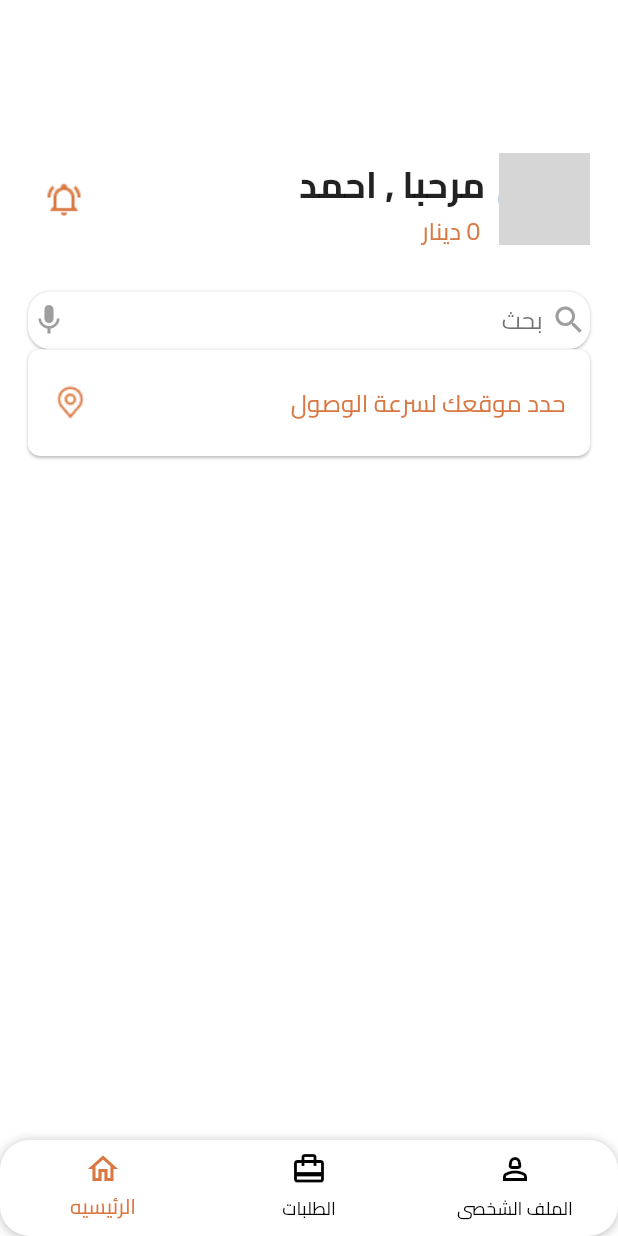
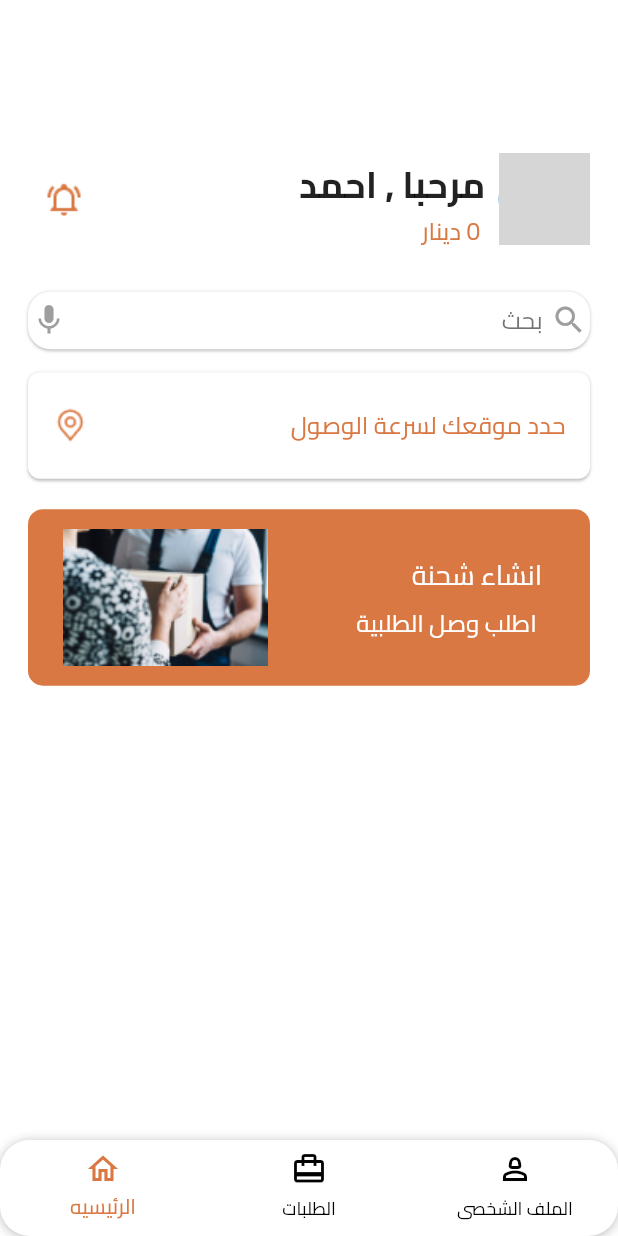
Before and after one commit to MohamedTaha-flutter/twseel_app_flutter, a Flutter app: the screen it shows after launch, on a phone screen of 412 x 824 dp. Run offline on Flutter 3.47's test engine with Material 3 defaults, Android fonts, the light colour scheme and no system bars; our stand-ins replace flutter_bloc, flutter_otp_text_field, flutter_screenutil, hexcolor; missing offline and left inert: flutter_timer_countdown; network calls fail; grey boxes are pictures that could not be loaded.

Commit message:
create order Widget in Home view

```diff
--- a/lib/Features/Home/presentation/views/home_view.dart
+++ b/lib/Features/Home/presentation/views/home_view.dart
@@ -1,6 +1,9 @@
 import 'package:flutter/material.dart';
 import 'package:flutter_screenutil/flutter_screenutil.dart';
+import 'package:twseel_app/core/style/app_color.dart';
+import '../../../../core/style/font_style.dart';
 import '../widget/location_widget.dart';
+import '../widget/order_widget.dart';
 import '../widget/personal_widget.dart';
 import '../widget/search_widget.dart';
 
@@ -12,12 +15,25 @@ class HomeView extends StatelessWidget {
     return Scaffold(
         body: Padding(
       padding: EdgeInsets.only(right: 17.w, left: 17.w, top: 80.h),
-      child:  Column(
+      child: Column(
         children: [
           const PersonalWidget(),
-          SizedBox(height: 10.h,),
+          SizedBox(
+            height: 10.h,
+          ),
           const SearchWidget(),
-          const LocationWidget()
+          SizedBox(
+            height: 15.h,
+          ),
+          const LocationWidget(),
+          SizedBox(
+            height: 20.h,
+          ),
+          const CreateOrderWidget(),
+          SizedBox(
+            height: 25.h,
+          ),
+
         ],
       ),
     ));
--- /dev/null
+++ b/lib/Features/Home/presentation/widget/order_widget.dart
@@ -0,0 +1,51 @@
+import 'package:flutter/material.dart';
+
+import '../../../../core/style/app_color.dart';
+import '../../../../core/style/font_style.dart';
+import 'package:flutter_screenutil/flutter_screenutil.dart';
+class CreateOrderWidget extends StatelessWidget {
+  const CreateOrderWidget({super.key});
+
+  @override
+  Widget build(BuildContext context) {
+    return Container(
+      width: MediaQuery.sizeOf(context).width,
+      height: MediaQuery.sizeOf(context).height / 7,
+      decoration: BoxDecoration(
+        color: MyColors.orange,
+        borderRadius: BorderRadius.circular(10),
+      ),
+      child: Row(
+        mainAxisAlignment: MainAxisAlignment.spaceAround,
+        children: [
+          Padding(
+            padding: EdgeInsets.symmetric(horizontal: 8.w, vertical: 13.h),
+            child: Column(
+              crossAxisAlignment: CrossAxisAlignment.start,
+              mainAxisAlignment: MainAxisAlignment.center,
+              children: [
+                Text(
+                  "انشاء شحنة",
+                  style: FontStyles.font18Weight500White,
+                ),
+                Text(
+                  " اطلب وصل الطلبية ",
+                  style: FontStyles.font16Weight400LightBlack
+                      .copyWith(color: Colors.white),
+                ),
+              ],
+            ),
+          ),
+          Padding(
+            padding: EdgeInsets.symmetric(vertical: 13.h),
+            child: Image.asset(
+              "assets/images/Crop woman receiving package.png",
+              fit: BoxFit.fitHeight,
+              height: 200,
+            ),
+          )
+        ],
+      ),
+    );
+  }
+}
```
